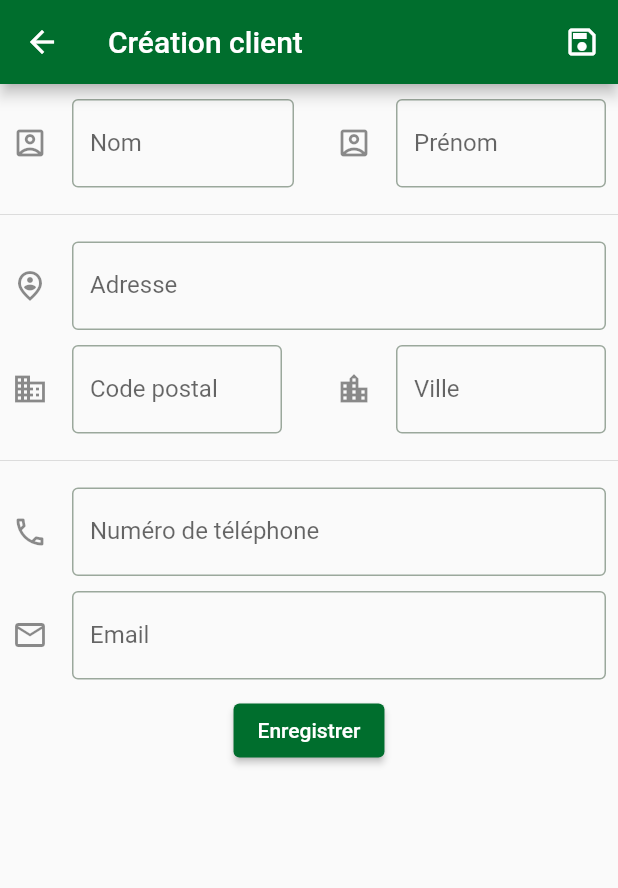
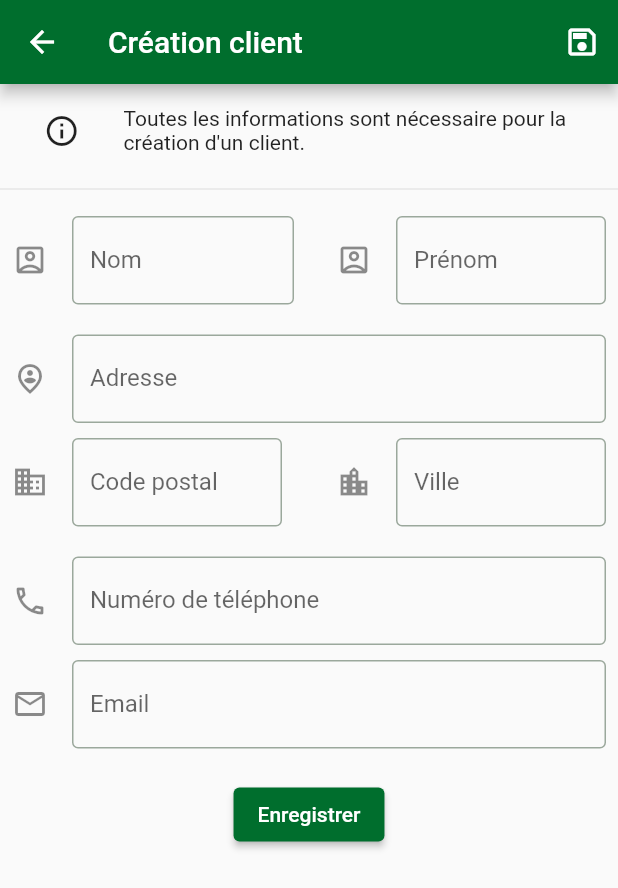
Before and after one commit to avariable2/bordero, a Flutter app: the FullScreenDialog screen opened directly, on a phone screen of 412 x 824 dp. Shown: the top 888 px of the screen. Run offline on Flutter 3.47's test engine with Material 2 defaults, Android fonts, the phone set to English and light mode, and no system bars.

Commit message:
Change form; add section info;

```diff
--- a/lib/form_client.dart
+++ b/lib/form_client.dart
@@ -32,6 +32,24 @@ class MyCustomFormState extends State<MyCustomForm> {
         Column(
           crossAxisAlignment: CrossAxisAlignment.center,
           children: [
+
+            const SizedBox(
+              height: 15,
+            ),
+
+            Row(
+                mainAxisAlignment: MainAxisAlignment.center,
+                children: const [
+                  Expanded(flex: 1, child: Icon(Icons.info_outline)),
+                  Expanded(flex: 4, child: Text('''Toutes les informations sont nécessaire pour la création d'un client.'''), ),
+                ],
+            ),
+
+            const SizedBox(
+              height: 15,
+            ),
+
+            const Divider(),
 
             /* PARTIE NOM ET PRENOM */
 
@@ -78,8 +96,6 @@ class MyCustomFormState extends State<MyCustomForm> {
               ),
             ],
             ),
-
-            const Divider(),
 
 
             /* PARTIE Adresse, code postal et ville */
@@ -151,8 +167,6 @@ class MyCustomFormState extends State<MyCustomForm> {
             ],
             ),
 
-            const Divider(),
-
             /* PARTIE Numero de téléphone et EMAIl */
 
 
@@ -173,7 +187,7 @@ class MyCustomFormState extends State<MyCustomForm> {
               ),
             ),
 
-            Padding(padding: const EdgeInsets.only(top:10, right: 8, left: 8, bottom: 10),
+            Padding(padding: const EdgeInsets.only(top:10, right: 8, left: 8),
               child:
               TextFormField(
                 decoration: const InputDecoration(
@@ -188,6 +202,10 @@ class MyCustomFormState extends State<MyCustomForm> {
                   return null;
                 },
               ),
+            ),
+
+            const SizedBox(
+              height: 20,
             ),
 
 
```
